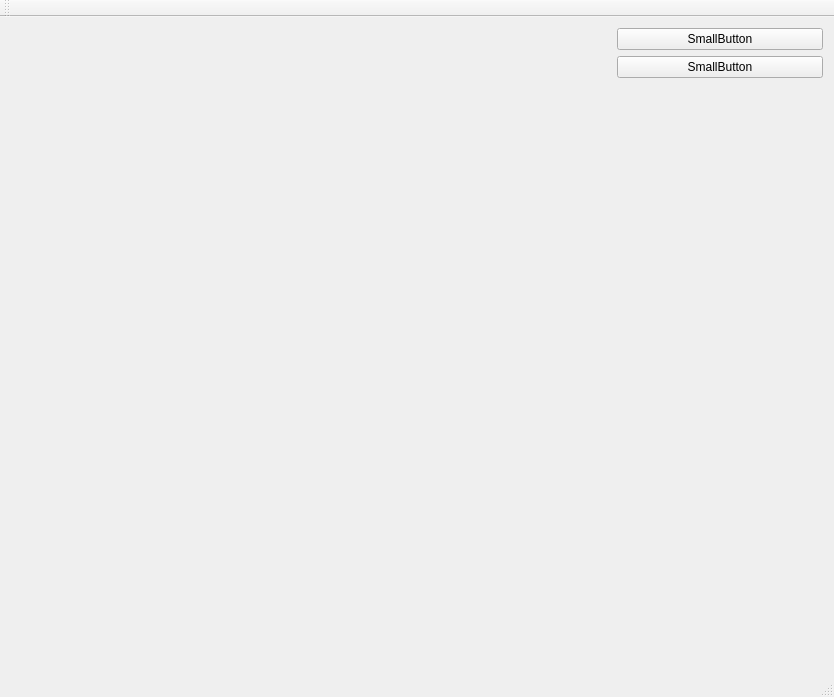
This is src/main_window.ui in jur4ikoff/cg-coursework as Qt 5 draws it before an edit. The edited form follows.
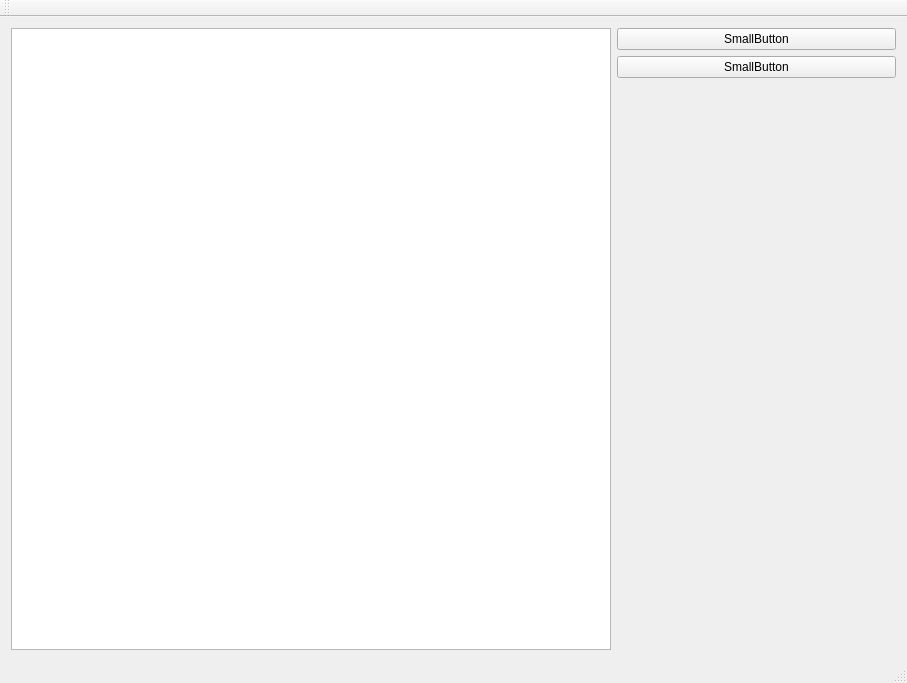
This is the edited form.

Diff of the .ui file:
```diff
--- a/src/main_window.ui
+++ b/src/main_window.ui
@@ -6,8 +6,8 @@
    <rect>
     <x>0</x>
     <y>0</y>
-    <width>834</width>
-    <height>697</height>
+    <width>907</width>
+    <height>683</height>
    </rect>
   </property>
   <property name="sizePolicy">
@@ -24,22 +24,13 @@
     <item>
      <layout class="QHBoxLayout" name="horizontalLayout">
       <item>
-       <widget class="QLabel" name="imageLabel">
-        <property name="sizePolicy">
-         <sizepolicy hsizetype="Expanding" vsizetype="Expanding">
-          <horstretch>0</horstretch>
-          <verstretch>0</verstretch>
-         </sizepolicy>
-        </property>
+       <widget class="QGraphicsView" name="graphicsView">
         <property name="minimumSize">
          <size>
           <width>600</width>
           <height>600</height>
          </size>
         </property>
-        <property name="text">
-         <string/>
-        </property>
        </widget>
       </item>
       <item>
```
Left out of the diff: 2 changed lines with no effect on the pictures.
